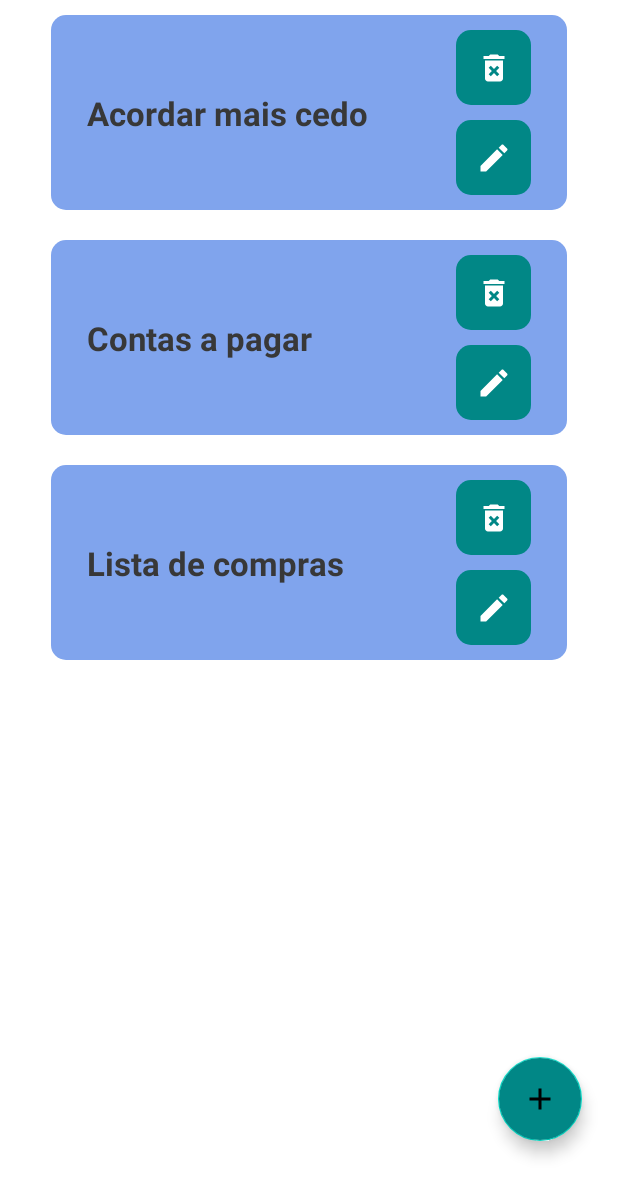
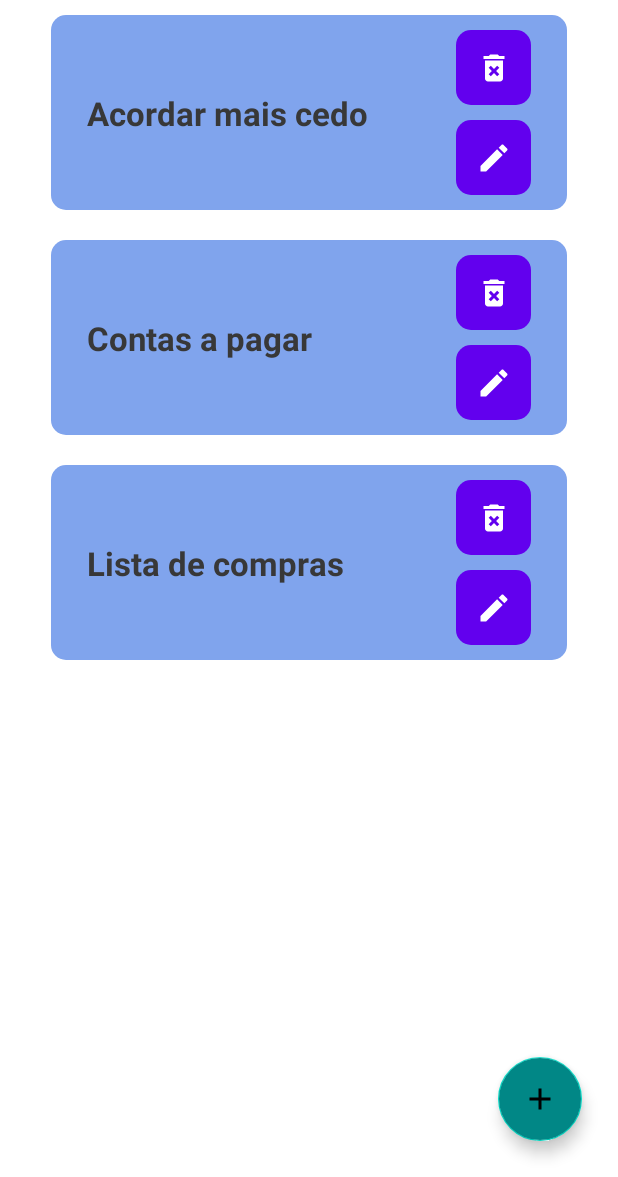
Before and after one commit to gustavodahora/TodoAppBox, an Android app: the screen it shows after launch (MainActivity), on a phone screen of 412 x 824 dp, the part 59-1236 px from its top. Run offline under Robolectric (Android 15) with nearby library versions, the phone set to English and light mode, and no system bars.

Commit message:
Adding new color to main buttons card

```diff
--- a/app/src/main/res/drawable/btn_radius.xml
+++ b/app/src/main/res/drawable/btn_radius.xml
@@ -1,6 +1,6 @@
 <?xml version="1.0" encoding="utf-8"?>
 <shape xmlns:android="http://schemas.android.com/apk/res/android"
     android:shape="rectangle">
-    <solid android:color="@color/teal_700"/>
+    <solid android:color="?attr/colorPrimary"/>
     <corners android:radius="10dp"/>
 </shape>
```
